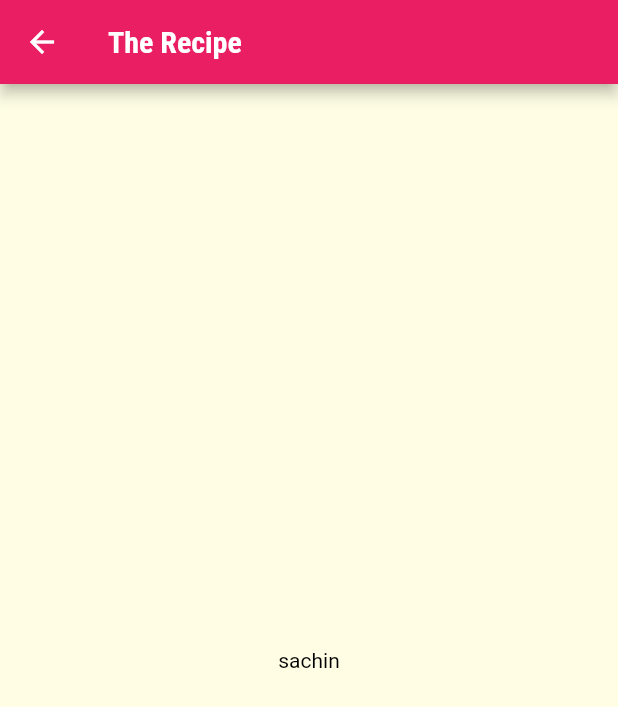
After one commit to baralisachin10/Delimeals-app, a Flutter app: the screen it shows after launch, after a tap on "Italian", on a phone screen of 412 x 824 dp. The commit adds this screen. Shown: the top 707 px of the screen. Run offline on Flutter 3.47's test engine with Material 2 defaults, Android fonts, the phone set to English and light mode, and no system bars; our stand-ins replace google_fonts.

Commit message:
delimeals

```diff
--- a/lib/main.dart
+++ b/lib/main.dart
@@ -1,5 +1,7 @@
-import 'package:delimeals/screens/homepage.dart';
+import 'package:delimeals/screens/categories.dart';
+// import 'package:delimeals/screens/homepage.dart';
 import 'package:flutter/material.dart';
+import 'package:google_fonts/google_fonts.dart';
 
 void main() => runApp(const MyApp());
 
@@ -12,9 +14,23 @@ class MyApp extends StatelessWidget {
       debugShowCheckedModeBanner: false,
       title: 'Delimeals',
       theme: ThemeData(
-        primarySwatch: Colors.blue,
+        primarySwatch: Colors.pink,
+        accentColor: Colors.amber,
+        canvasColor: const Color.fromRGBO(255, 254, 229, 1),
+        textTheme: ThemeData.light().textTheme.copyWith(
+              bodyLarge: const TextStyle(
+                color: Color.fromARGB(20, 51, 51, 1),
+              ),
+              bodyMedium: const TextStyle(
+                color: Color.fromARGB(20, 51, 51, 1),
+              ),
+              titleLarge: GoogleFonts.robotoCondensed(
+                fontSize: 20,
+                fontWeight: FontWeight.bold,
+              ),
+            ),
       ),
-      home: const MyHomepage(),
+      home: const CategoriesScreen(),
     );
   }
 }
--- a/lib/screens/categories.dart
+++ b/lib/screens/categories.dart
@@ -7,7 +7,10 @@ class CategoriesScreen extends StatelessWidget {
 
   @override
   Widget build(BuildContext context) {
-    return GridView(
+    return Scaffold(
+      appBar: AppBar(title: const Text('Delimeal')),
+      body: GridView(
+        padding: const EdgeInsets.all(25),
         gridDelegate: const SliverGridDelegateWithMaxCrossAxisExtent(
           maxCrossAxisExtent: 200,
           childAspectRatio: 3 / 2,
@@ -16,6 +19,7 @@ class CategoriesScreen extends StatelessWidget {
         ),
         children: DummyData.map((catData) =>
             CategoryItem(title: catData.title, color: catData.color)).toList(),
+      ),
     );
   }
 }
--- /dev/null
+++ b/lib/screens/categories_meals.dart
@@ -0,0 +1,14 @@
+import 'package:flutter/material.dart';
+
+class CategoriesMeals extends StatelessWidget {
+  const CategoriesMeals({super.key});
+
+  @override
+  Widget build(BuildContext context) {
+    return Scaffold(
+      appBar: AppBar(title: const Text('The Recipe')),
+      body: const Center(
+          child: Text('sachin', style: TextStyle(color: Colors.black),),),
+    );
+  }
+}
--- a/lib/widgets/category_item.dart
+++ b/lib/widgets/category_item.dart
@@ -1,3 +1,4 @@
+import 'package:delimeals/screens/categories_meals.dart';
 import 'package:flutter/material.dart';
 
 class CategoryItem extends StatelessWidget {
@@ -5,9 +6,23 @@ class CategoryItem extends StatelessWidget {
   final Color color;
   const CategoryItem({super.key, required this.title, required this.color});
 
+  void selectCategory(BuildContext ctx) {
+    Navigator.of(ctx).push(
+      MaterialPageRoute(
+        builder: (ctx) {
+          return const CategoriesMeals();
+        },
+      ),
+    );
+  }
+
   @override
   Widget build(BuildContext context) {
-    return Container(
+    return InkWell(
+      onTap: () => selectCategory(context),
+      splashColor: Theme.of(context).primaryColor,
+      borderRadius: BorderRadius.circular(15),
+      child: Container(
         padding: const EdgeInsets.all(15),
         decoration: BoxDecoration(
           gradient: LinearGradient(colors: [
@@ -16,7 +31,11 @@ class CategoryItem extends StatelessWidget {
           ], begin: Alignment.topLeft, end: Alignment.bottomRight),
           borderRadius: BorderRadius.circular(15),
         ),
-      child: Text(title),
+        child: Text(
+          title,
+          style: Theme.of(context).textTheme.titleLarge,
+        ),
+      ),
     );
   }
 }
--- a/pubspec.yaml
+++ b/pubspec.yaml
@@ -35,6 +35,7 @@ dependencies:
   # The following adds the Cupertino Icons font to your application.
   # Use with the CupertinoIcons class for iOS style icons.
   cupertino_icons: ^1.0.2
+  google_fonts: ^4.0.3
 
 dev_dependencies:
   flutter_test:
```
Also changed, not shown: pubspec.lock. Lines whose indentation alone changed are shown as unchanged.
